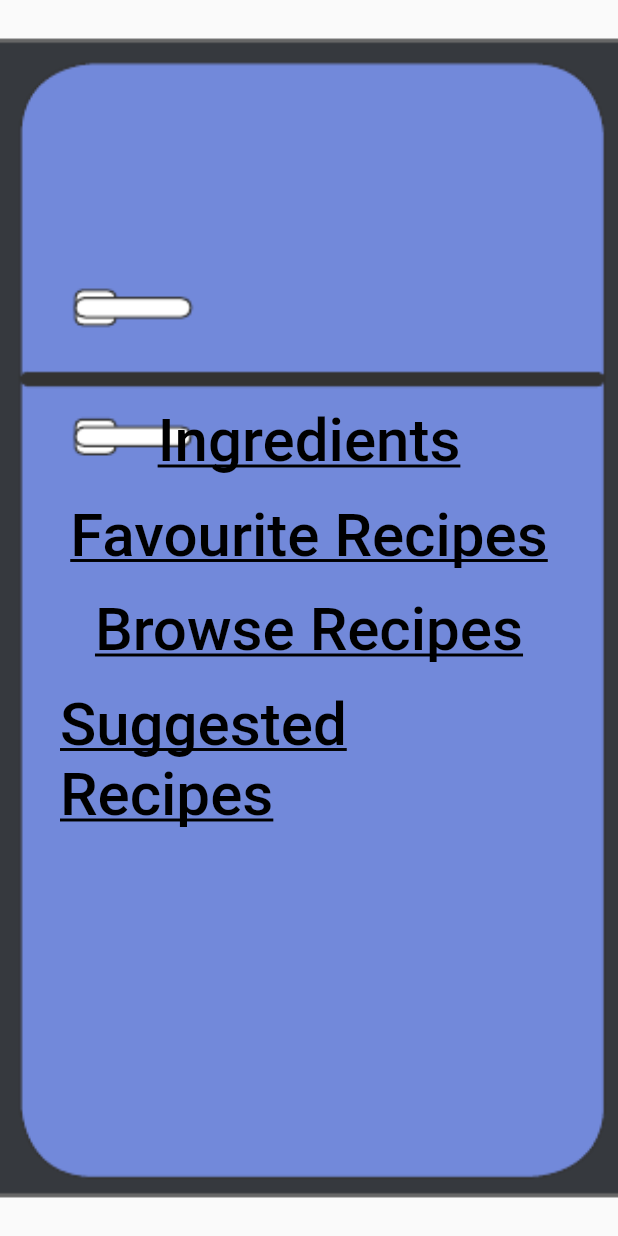
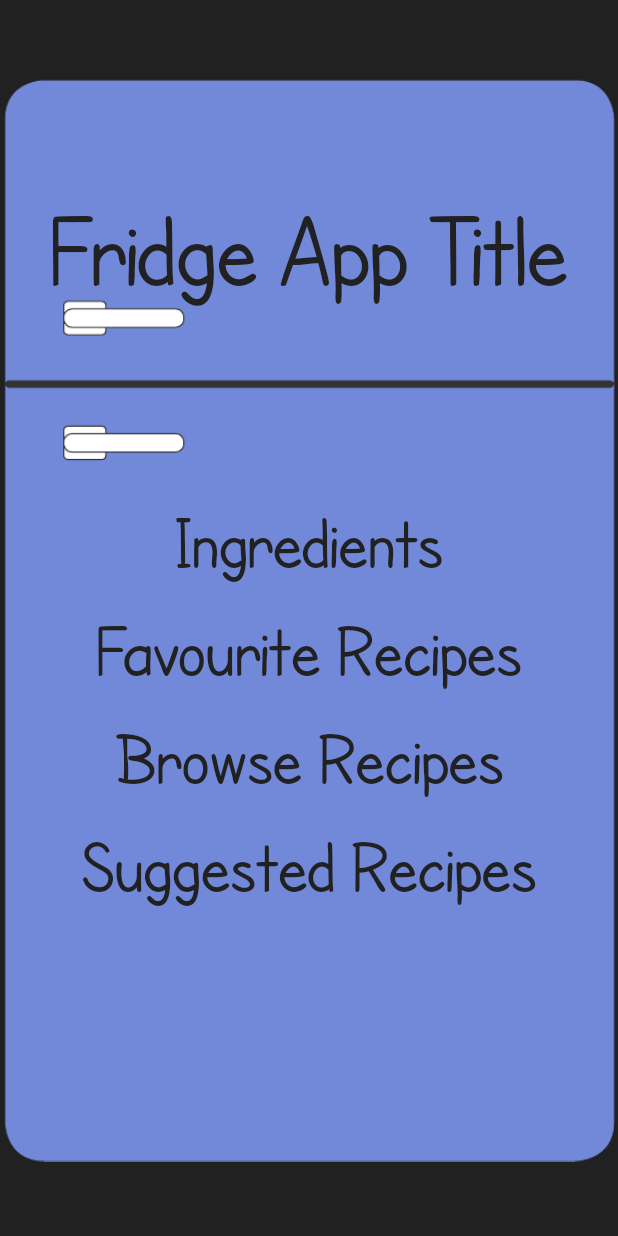
Before and after one commit to kristianduke/fridge-app-dev, a Flutter app: the screen it shows after launch, on a phone screen of 412 x 824 dp. Run offline on Flutter 3.47's test engine with Material 2 defaults, Android fonts, the phone set to English and light mode, and no system bars.

Commit message:
updated home page UI

```diff
--- a/fridge_app/lib/main.dart
+++ b/fridge_app/lib/main.dart
@@ -15,16 +15,29 @@ class Home extends StatelessWidget {
   @override
   Widget build(BuildContext context) {
     return Scaffold(
+      backgroundColor: Color.fromARGB(255, 33, 33, 33),
       body: Container(
-        alignment: Alignment.center,
+        alignment: const Alignment(0, -0.3),
         padding: const EdgeInsets.all(32),
         decoration: const BoxDecoration(
           image: DecorationImage(
-              image: AssetImage('assets/home-screen.png'), fit: BoxFit.cover),
+              image: AssetImage('assets/home-screen.png'), fit: BoxFit.contain),
         ),
         child: Column(
           mainAxisSize: MainAxisSize.min,
           children: [
+            const Padding(
+              padding: EdgeInsets.only(bottom: 120.0),
+              child: Text(
+                'Fridge App Title',
+                textAlign: TextAlign.center,
+                style: TextStyle(
+                  color: Color.fromARGB(255, 33, 33, 33),
+                  fontFamily: 'CartoonistHand',
+                  fontSize: 70,
+                ),
+              ),
+            ),
             TextButton(
               onPressed: () {
                 Navigator.push(
@@ -35,9 +48,9 @@ class Home extends StatelessWidget {
               child: const Text(
                 'Ingredients',
                 style: TextStyle(
-                  decoration: TextDecoration.underline,
-                  color: Colors.black,
-                  fontSize: 40.0,
+                  color: Color.fromARGB(255, 33, 33, 33),
+                  fontFamily: 'CartoonistHand',
+                  fontSize: 50.0,
                 ),
               ),
             ),
@@ -52,9 +65,9 @@ class Home extends StatelessWidget {
               child: const Text(
                 'Favourite Recipes',
                 style: TextStyle(
-                  decoration: TextDecoration.underline,
-                  color: Colors.black,
-                  fontSize: 40.0,
+                  color: Color.fromARGB(255, 33, 33, 33),
+                  fontFamily: 'CartoonistHand',
+                  fontSize: 50.0,
                 ),
               ),
             ),
@@ -69,9 +82,9 @@ class Home extends StatelessWidget {
               child: const Text(
                 'Browse Recipes',
                 style: TextStyle(
-                  decoration: TextDecoration.underline,
-                  color: Colors.black,
-                  fontSize: 40.0,
+                  color: Color.fromARGB(255, 33, 33, 33),
+                  fontFamily: 'CartoonistHand',
+                  fontSize: 50.0,
                 ),
               ),
             ),
@@ -85,10 +98,11 @@ class Home extends StatelessWidget {
               },
               child: const Text(
                 'Suggested Recipes',
+                textAlign: TextAlign.center,
                 style: TextStyle(
-                  decoration: TextDecoration.underline,
-                  color: Colors.black,
-                  fontSize: 40.0,
+                  color: Color.fromARGB(255, 33, 33, 33),
+                  fontFamily: 'CartoonistHand',
+                  fontSize: 50.0,
                 ),
               ),
             ),
```
Also changed, not shown: fridge_app/pubspec.yaml (+6 -11 lines), fridge_app/assets/home-screen.png, fridge_app/fonts/SFCartoonistHand-Italic.ttf (added), fridge_app/fonts/SFCartoonistHand.ttf (added).
